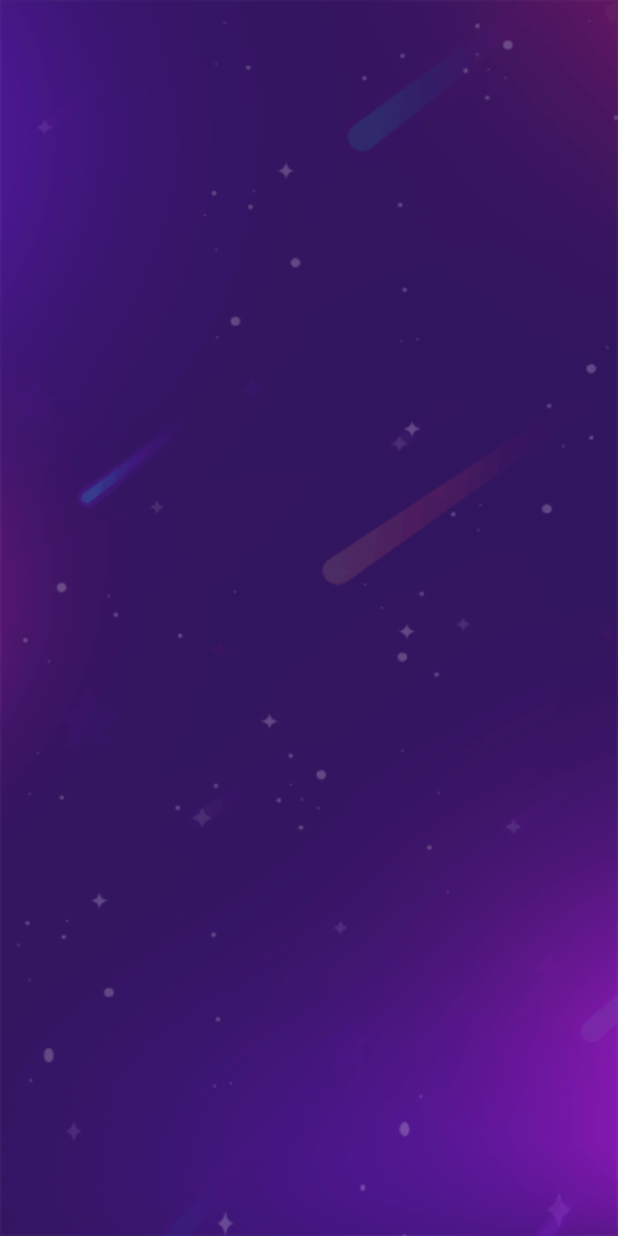
After one commit to RashadTanjim/Galaxy-Shooting, an Android app: the ScoreActivity screen opened directly, with no data from a screen before it, on a phone screen of 412 x 824 dp. The commit adds this screen. Run offline under Robolectric (Android 15) with nearby library versions, the phone set to English and light mode, and no system bars.

Commit message:
score activity added

```diff
--- a/app/src/main/AndroidManifest.xml
+++ b/app/src/main/AndroidManifest.xml
@@ -41,7 +41,7 @@
         <activity
             android:name=".RegistrationActivity"
             android:label="@string/title_activity_profile"
-            android:theme="@style/AppTheme.NoActionBar"/>
+            android:theme="@style/AppTheme.NoActionBar" />
         <activity
             android:name=".ResetPassword"
             android:label="@string/title_activity_reset_password"
@@ -49,6 +49,9 @@
         <activity
             android:name=".GamePlayActivity"
             android:theme="@style/AppTheme.NoActionBar" />
+        <activity
+            android:name=".ScoreActivity"
+            android:theme="@style/AppTheme.NoActionBar" />
     </application>
 
 </manifest>
--- /dev/null
+++ b/app/src/main/java/com/rashadtanjim/galaxyshooting/ScoreActivity.java
@@ -0,0 +1,15 @@
+package com.rashadtanjim.galaxyshooting;
+
+import androidx.appcompat.app.AppCompatActivity;
+
+import android.os.Bundle;
+
+public class ScoreActivity extends AppCompatActivity {
+
+    @Override
+    protected void onCreate(Bundle savedInstanceState) {
+        super.onCreate(savedInstanceState);
+        setContentView(R.layout.activity_score);
+
+    }
+}
--- /dev/null
+++ b/app/src/main/res/layout/activity_score.xml
@@ -0,0 +1,10 @@
+<?xml version="1.0" encoding="utf-8"?>
+<androidx.constraintlayout.widget.ConstraintLayout xmlns:android="http://schemas.android.com/apk/res/android"
+    xmlns:app="http://schemas.android.com/apk/res-auto"
+    xmlns:tools="http://schemas.android.com/tools"
+    android:layout_width="match_parent"
+    android:layout_height="match_parent"
+    android:background="@drawable/bg_canvas"
+    tools:context=".ScoreActivity">
+
+</androidx.constraintlayout.widget.ConstraintLayout>
```
Also changed, not shown: app/src/main/java/com/rashadtanjim/galaxyshooting/MainActivity.java (+18 -5 lines), app/src/main/res/layout/activity_main.xml (+11 -0 lines).
